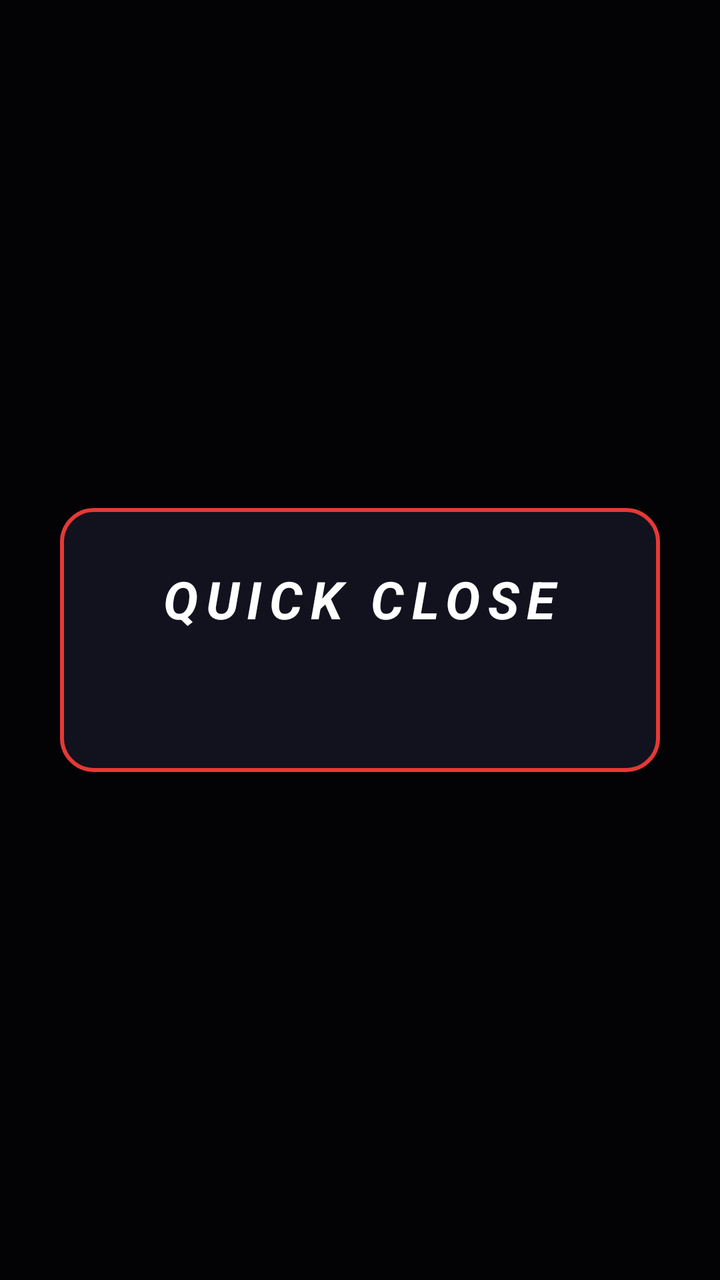
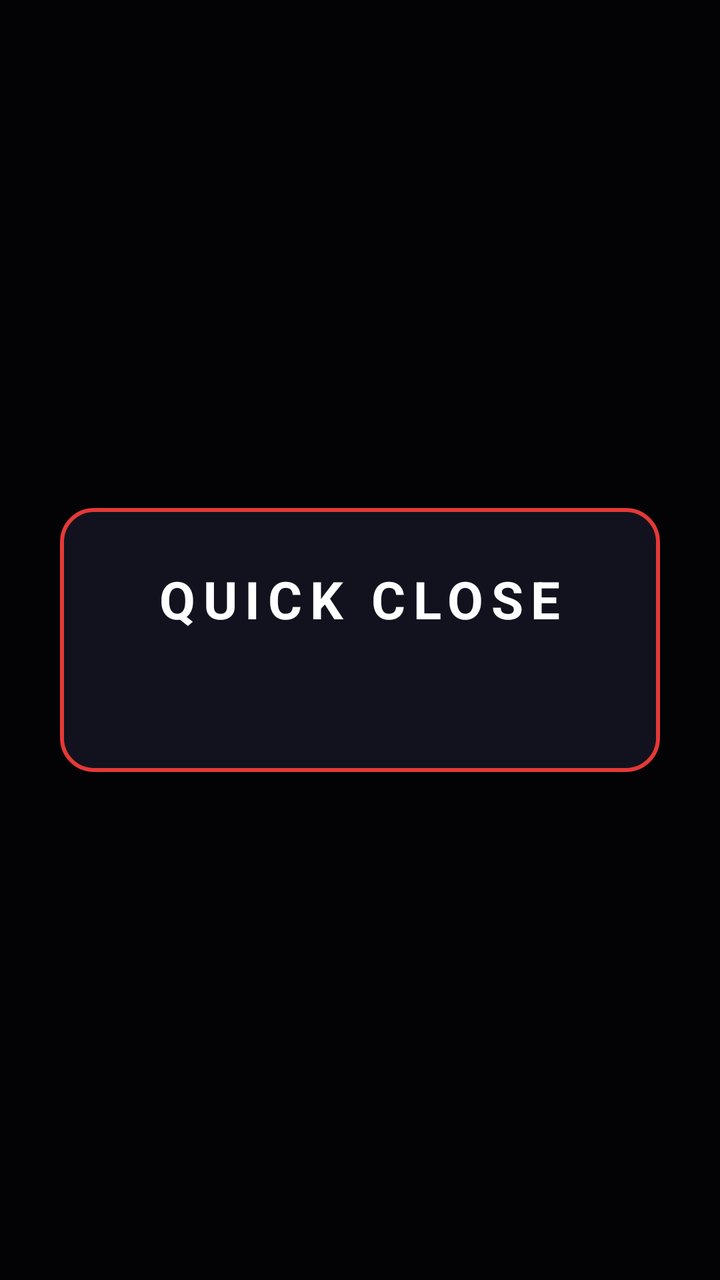

Before-and-after screenshots of an Android layout around one commit, followed by the original layout XML and the change that was made.
<!-- AndroidManifest.xml: application theme Theme.AppSweep -->
<!-- res/layout/activity_quick.xml -->
<?xml version="1.0" encoding="utf-8"?>
<FrameLayout xmlns:android="http://schemas.android.com/apk/res/android"
    android:layout_width="match_parent"
    android:layout_height="match_parent"
    android:background="#99000000">

    <LinearLayout
        android:layout_width="wrap_content"
        android:layout_height="wrap_content"
        android:layout_gravity="center"
        android:layout_margin="24dp"
        android:background="@drawable/bg_card"
        android:gravity="center_horizontal"
        android:minWidth="300dp"
        android:orientation="vertical"
        android:padding="28dp">

        <TextView
        android:shadowColor="#00000000"
        android:shadowRadius="12"
            android:layout_width="wrap_content"
            android:layout_height="wrap_content"
            android:letterSpacing="0.15"
            android:text="QUICK CLOSE"
            android:textColor="@color/text_main"
            android:textSize="26sp"
            android:textStyle="bold|italic" />

        <TextView
        android:shadowColor="#00000000"
        android:shadowRadius="12"
            android:id="@+id/quickStatus"
            android:layout_width="wrap_content"
            android:layout_height="wrap_content"
            android:layout_marginTop="14dp"
            android:textColor="@color/text_main"
            android:textSize="20sp"
            android:textStyle="bold|italic" />

        <TextView
            android:id="@+id/quickResult"
            android:layout_width="wrap_content"
            android:layout_height="wrap_content"
            android:layout_marginTop="10dp"
            android:gravity="center"
            android:textColor="@color/text_main"
            android:textSize="15sp"
            android:visibility="gone" />

        <Button
            android:id="@+id/quickOpen"
            style="@style/SmallNeonButton"
            android:layout_marginTop="16dp"
            android:text="Open app"
            android:visibility="gone" />
    </LinearLayout>
</FrameLayout>
<!-- resources referenced by this layout -->
<resources>
  <color name="text_main">#FFFFFFFF</color>
  <!-- drawable bg_card (drawable) -->
  <?xml version="1.0" encoding="utf-8"?>
  <shape xmlns:android="http://schemas.android.com/apk/res/android" android:shape="rectangle">
      <corners android:radius="16dp" />
      <solid android:color="@color/card" />
      <stroke android:width="2dp" android:color="@color/neon_pink" />
  </shape>
  <style name="SmallNeonButton">
          <item name="android:layout_width">wrap_content</item>
          <item name="android:layout_height">40dp</item>
          <item name="android:minWidth">48dp</item>
          <item name="android:background">@drawable/bg_small_button</item>
          <item name="android:paddingStart">14dp</item>
          <item name="android:paddingEnd">14dp</item>
          <item name="android:stateListAnimator">@null</item>
          <item name="android:textAllCaps">false</item>
          <item name="android:textColor">@color/neon_cyan</item>
          <item name="android:textSize">13sp</item>
      </style>
  <style name="Theme.AppSweep" parent="Theme.AppCompat.NoActionBar">
          <item name="android:windowBackground">@color/bg</item>
          <item name="android:statusBarColor">@color/bg</item>
          <item name="android:navigationBarColor">@color/bg</item>
          <item name="colorPrimary">@color/neon_cyan</item>
          <item name="colorPrimaryDark">@color/bg</item>
          <item name="colorAccent">@color/neon_pink</item>
          <item name="android:textColorPrimary">@color/text_main</item>
          <item name="alertDialogTheme">@style/Theme.AppSweep.Dialog</item>
      </style>
  <color name="card">#FF12121F</color>
  <color name="neon_pink">#FFE53935</color>
  <!-- drawable bg_small_button (drawable) -->
  <?xml version="1.0" encoding="utf-8"?>
  <selector xmlns:android="http://schemas.android.com/apk/res/android">
      <item android:state_focused="true">
          <shape android:shape="rectangle">
              <corners android:radius="18dp" />
              <solid android:color="@color/card_focus" />
              <stroke android:width="2dp" android:color="@color/neon_cyan" />
          </shape>
      </item>
      <item android:state_pressed="true">
          <shape android:shape="rectangle">
              <corners android:radius="18dp" />
              <solid android:color="@color/card_focus" />
              <stroke android:width="2dp" android:color="@color/neon_cyan" />
          </shape>
      </item>
      <item>
          <shape android:shape="rectangle">
              <corners android:radius="18dp" />
              <solid android:color="@color/card" />
              <stroke android:width="1dp" android:color="#5500F0FF" />
          </shape>
      </item>
  </selector>
  <color name="neon_cyan">#FFFFFFFF</color>
  <color name="bg">#FF07070F</color>
  <style name="Theme.AppSweep.Dialog" parent="Theme.AppCompat.Dialog.Alert">
          <item name="android:windowBackground">@drawable/bg_card</item>
          <item name="colorAccent">@color/neon_cyan</item>
          <item name="android:textColorPrimary">@color/text_main</item>
          <item name="android:textColor">@color/text_main</item>
      </style>
  <color name="card_focus">#FF1E1E36</color>
</resources>

<!-- the commit's change to res/layout/activity_quick.xml (unified diff, before → after) -->
@@ -24,7 +24,7 @@
             android:text="QUICK CLOSE"
             android:textColor="@color/text_main"
             android:textSize="26sp"
-            android:textStyle="bold|italic" />
+            android:textStyle="bold" />
 
         <TextView
         android:shadowColor="#00000000"
@@ -35,7 +35,7 @@
             android:layout_marginTop="14dp"
             android:textColor="@color/text_main"
             android:textSize="20sp"
-            android:textStyle="bold|italic" />
+            android:textStyle="bold" />
 
         <TextView
             android:id="@+id/quickResult"
